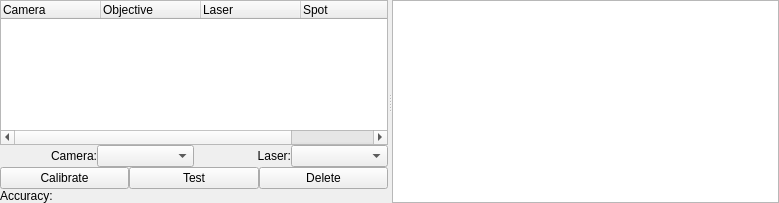
Before: the Qt Designer form lib/devices/Scanner/DeviceTemplate.ui in acq4/acq4, drawn with Qt 5.
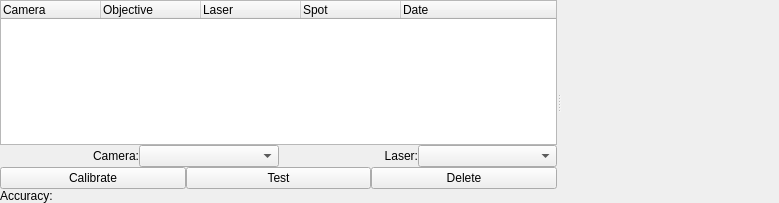
After: the same form once the commit is applied. Custom widgets are drawn as their Qt base class.

The edit to the form file:
```diff
--- a/lib/devices/Scanner/DeviceTemplate.ui
+++ b/lib/devices/Scanner/DeviceTemplate.ui
@@ -25,7 +25,7 @@
      <property name="orientation">
       <enum>Qt::Horizontal</enum>
      </property>
-     <widget class="QWidget" name="">
+     <widget class="QWidget" name="layoutWidget">
       <layout class="QVBoxLayout" name="verticalLayout">
        <property name="spacing">
         <number>0</number>
@@ -132,23 +132,17 @@
        </item>
       </layout>
      </widget>
-     <widget class="GraphicsView" name="view">
-      <property name="sizePolicy">
-       <sizepolicy hsizetype="Preferred" vsizetype="Expanding">
-        <horstretch>0</horstretch>
-        <verstretch>0</verstretch>
-       </sizepolicy>
-      </property>
-     </widget>
+     <widget class="ImageView" name="view" native="true"/>
     </widget>
    </item>
   </layout>
  </widget>
  <customwidgets>
   <customwidget>
-   <class>GraphicsView</class>
-   <extends>QGraphicsView</extends>
-   <header>lib.util.pyqtgraph.GraphicsView</header>
+   <class>ImageView</class>
+   <extends>QWidget</extends>
+   <header>pyqtgraph.ImageView</header>
+   <container>1</container>
   </customwidget>
  </customwidgets>
  <resources/>
```
